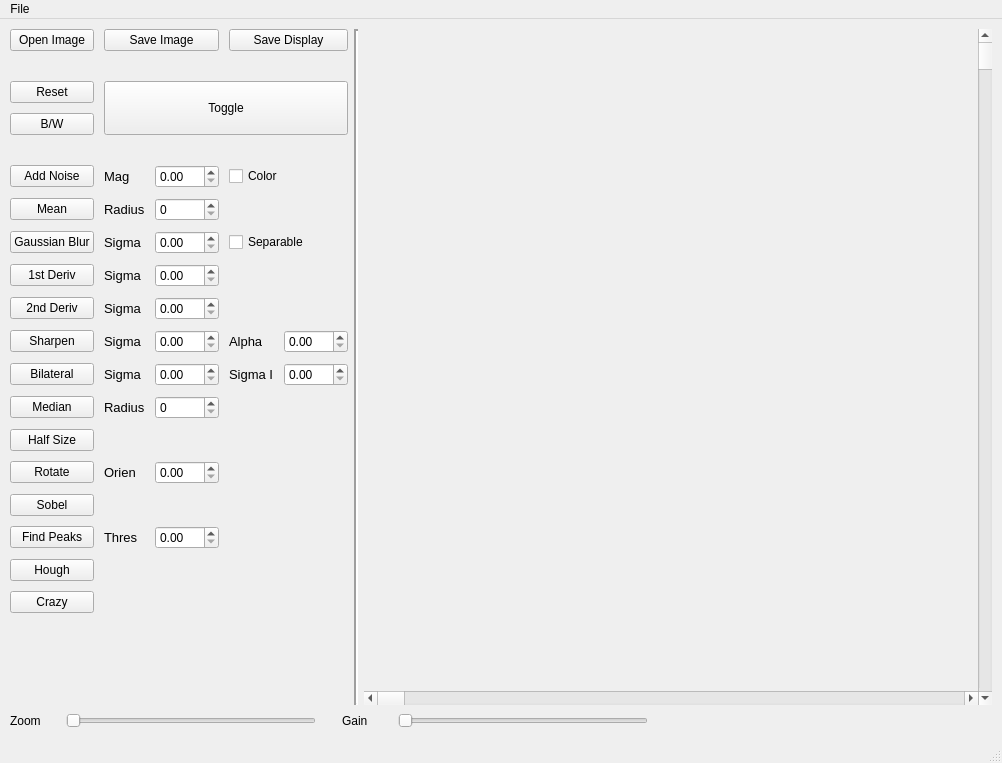
Above: hw1/mainwindow.ui from eschwabe/computer-vision before the change. Below: the same form after it.
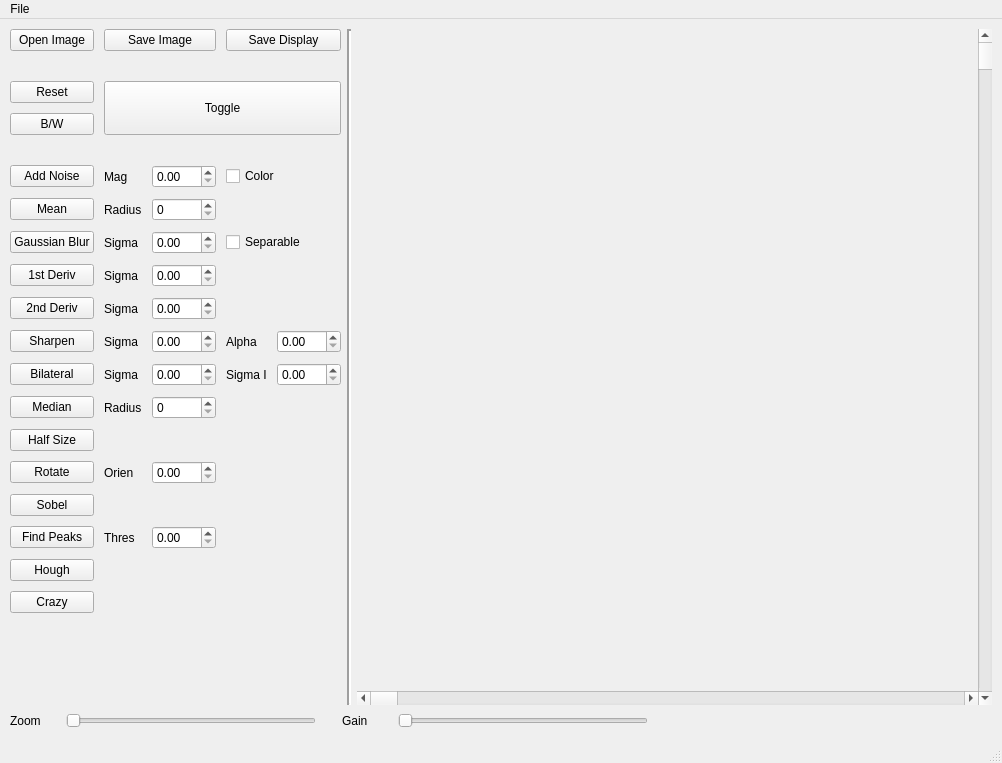
That is the form after the change.

Commit message: Fix minor UI font issue

The edit to the form file:
```diff
--- a/hw1/mainwindow.ui
+++ b/hw1/mainwindow.ui
@@ -84,11 +84,6 @@
         </item>
         <item row="5" column="1">
          <widget class="QLabel" name="label_9">
-          <property name="font">
-           <font>
-            <pointsize>10</pointsize>
-           </font>
-          </property>
           <property name="text">
            <string>Mag</string>
           </property>
@@ -110,11 +105,6 @@
         </item>
         <item row="6" column="1">
          <widget class="QLabel" name="label_2">
-          <property name="font">
-           <font>
-            <pointsize>10</pointsize>
-           </font>
-          </property>
           <property name="text">
            <string>Radius</string>
           </property>
@@ -132,11 +122,6 @@
         </item>
         <item row="7" column="1">
          <widget class="QLabel" name="label_3">
-          <property name="font">
-           <font>
-            <pointsize>10</pointsize>
-           </font>
-          </property>
           <property name="text">
            <string>Sigma</string>
           </property>
@@ -158,11 +143,6 @@
         </item>
         <item row="8" column="1">
          <widget class="QLabel" name="label_4">
-          <property name="font">
-           <font>
-            <pointsize>10</pointsize>
-           </font>
-          </property>
           <property name="text">
            <string>Sigma</string>
           </property>
@@ -184,11 +164,6 @@
         </item>
         <item row="9" column="1">
          <widget class="QLabel" name="label_5">
-          <property name="font">
-           <font>
-            <pointsize>10</pointsize>
-           </font>
-          </property>
           <property name="text">
            <string>Sigma</string>
           </property>
@@ -210,11 +185,6 @@
         </item>
         <item row="10" column="1">
          <widget class="QLabel" name="label_6">
-          <property name="font">
-           <font>
-            <pointsize>10</pointsize>
-           </font>
-          </property>
           <property name="text">
            <string>Sigma</string>
           </property>
@@ -229,11 +199,6 @@
         </item>
         <item row="10" column="3">
          <widget class="QLabel" name="label_11">
-          <property name="font">
-           <font>
-            <pointsize>10</pointsize>
-           </font>
-          </property>
           <property name="text">
            <string>Alpha</string>
           </property>
@@ -276,11 +241,6 @@
         </item>
         <item row="11" column="1">
          <widget class="QLabel" name="label_7">
-          <property name="font">
-           <font>
-            <pointsize>10</pointsize>
-           </font>
-          </property>
           <property name="text">
            <string>Sigma</string>
           </property>
@@ -295,11 +255,6 @@
         </item>
         <item row="11" column="3">
          <widget class="QLabel" name="label_10">
-          <property name="font">
-           <font>
-            <pointsize>10</pointsize>
-           </font>
-          </property>
           <property name="text">
            <string>Sigma I</string>
           </property>
@@ -324,11 +279,6 @@
         </item>
         <item row="12" column="1">
          <widget class="QLabel" name="label_8">
-          <property name="font">
-           <font>
-            <pointsize>10</pointsize>
-           </font>
-          </property>
           <property name="text">
            <string>Radius</string>
           </property>
@@ -353,11 +303,6 @@
         </item>
         <item row="14" column="1">
          <widget class="QLabel" name="label_12">
-          <property name="font">
-           <font>
-            <pointsize>10</pointsize>
-           </font>
-          </property>
           <property name="text">
            <string>Orien</string>
           </property>
@@ -389,11 +334,6 @@
         </item>
         <item row="16" column="1">
          <widget class="QLabel" name="label_13">
-          <property name="font">
-           <font>
-            <pointsize>10</pointsize>
-           </font>
-          </property>
           <property name="text">
            <string>Thres</string>
           </property>
```
